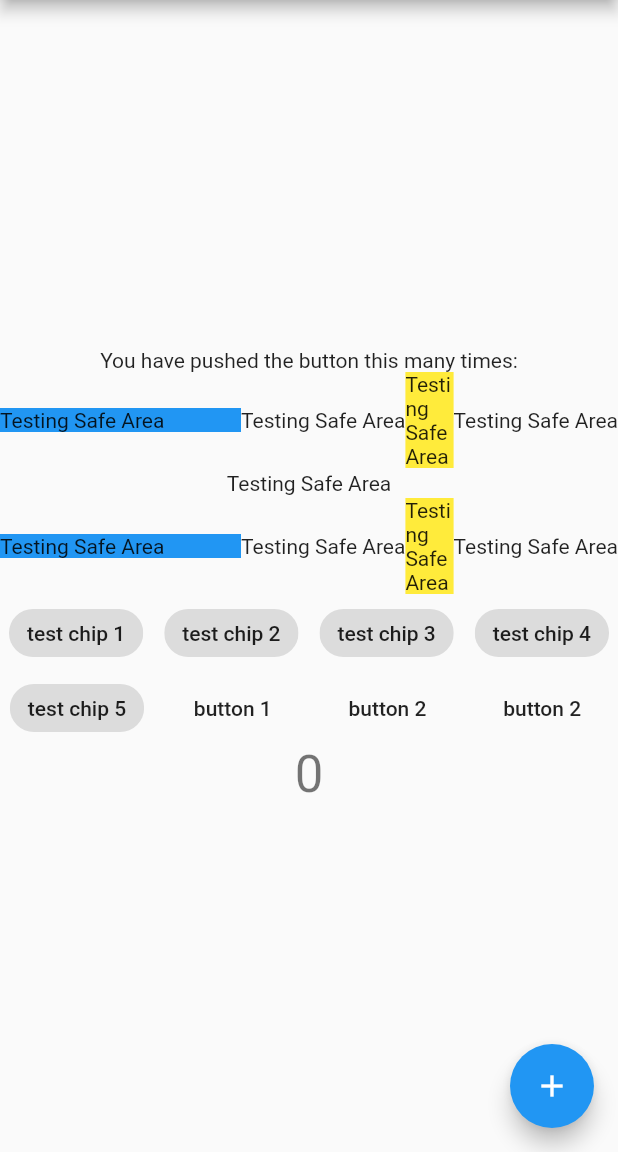
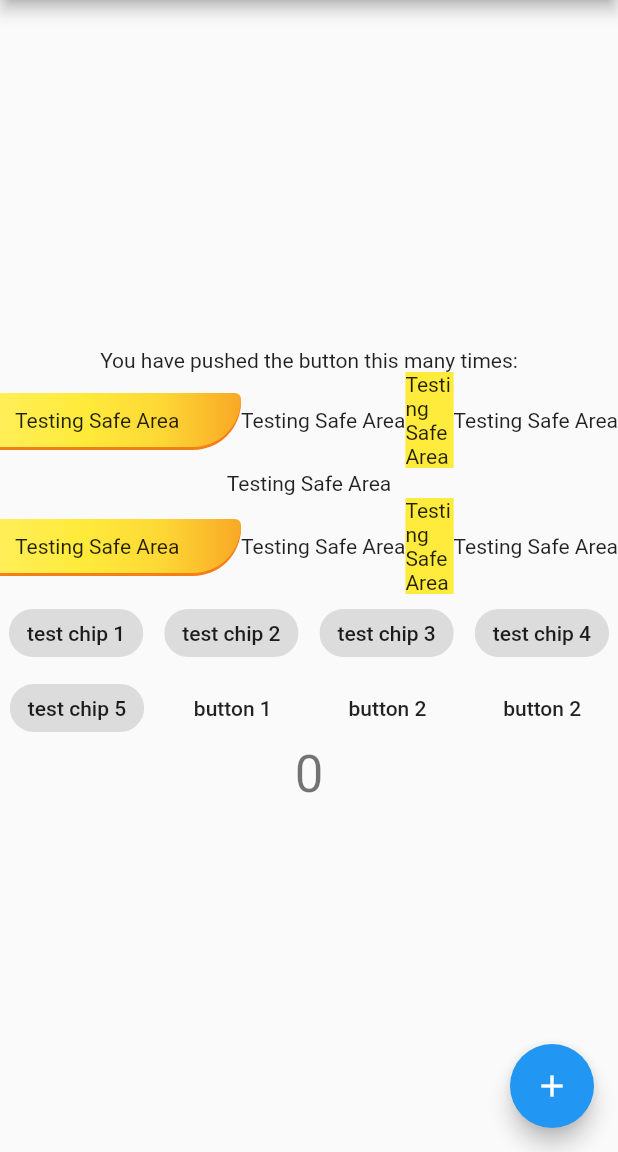
Before and after one commit to carlettibruno/flutter-tests, a Flutter app: the screen it shows after launch, on a phone screen of 412 x 824 dp, the part 84-1236 px from its top. Run offline on Flutter 3.47's test engine with Material 2 defaults, Android fonts, the phone set to English and light mode, and no system bars; our stand-ins replace cloud_firestore, firebase_analytics; accounts and stored records are empty.

```diff
--- a/widgetofweek/lib/expanded.dart
+++ b/widgetofweek/lib/expanded.dart
@@ -9,8 +9,27 @@ class WowExpanded extends StatelessWidget {
       children: <Widget>[
         Expanded(
           child: Container(
-            color: Colors.blue,
-            child: WowSafeArea()
+            //color: Colors.blue,
+            padding: EdgeInsets.all(10),
+            decoration: BoxDecoration(
+              borderRadius: BorderRadius.only(topRight: Radius.circular(5), bottomRight: Radius.circular(40)),
+              boxShadow: [
+                BoxShadow(
+                  color: Colors.yellow[900],
+                  offset: Offset(0, 2)
+                )
+              ],
+              gradient: LinearGradient(
+                colors: [
+                  Colors.yellow[400],
+                  Colors.yellow[500],
+                  Colors.yellow[600],
+                  Colors.yellow[800]
+                ]
+              )
+            ),
+            child: WowSafeArea(),
+
           ),
           flex: 10,
         ),
```
Also changed, not shown: 1 other file.
